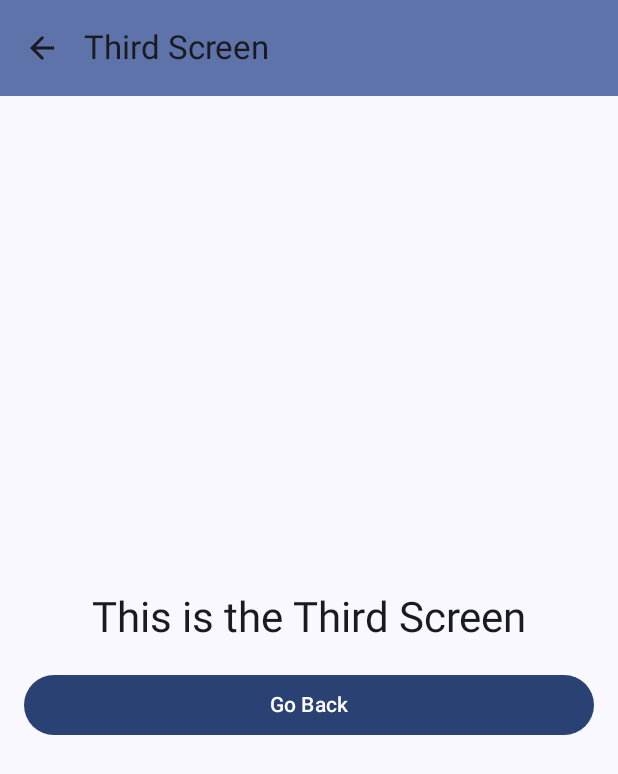
After one commit to WongYongXiang/MovieNavigatorApp, an Android app built with Jetpack Compose: the ThirdScreen screen opened through its navigation route, on a phone screen of 412 x 824 dp. The commit adds this screen. Shown: the top 774 px of the screen. Run offline under Robolectric (Android 15) with nearby library versions, the phone set to English and light mode, and no system bars; pictures from the network do not load.

Commit message:
Added Third Screen and related navigation action -back button

```diff
--- a/app/src/main/java/com/ltu/moviedb/movienavigator/ui/screens/MovieDBDcreen.kt
+++ b/app/src/main/java/com/ltu/moviedb/movienavigator/ui/screens/MovieDBDcreen.kt
@@ -39,7 +39,8 @@ import com.ltu.moviedb.movienavigator.viewmodel.MovieDBViewModel
 
 enum class MovieDBScreen(@StringRes val title: Int){
     List(title = R.string.app_name),
-    Detail(title = R.string.movie_detail)
+    Detail(title = R.string.movie_detail),
+    ThirdScreen(title = R.string.third_screen)
 }
 
 @OptIn(ExperimentalMaterial3Api::class)
@@ -104,9 +105,19 @@ fun MovieDbApp(viewModel: MovieDBViewModel = viewModel(),
             }
             composable(route = MovieDBScreen.Detail.name){
                 uiState.selectedMovie?.let { movie ->
-                    MovieDetailScreen(movie = movie,
-                        modifier = Modifier)
+                    MovieDetailScreen(
+                        movie = movie,
+                        modifier = Modifier,
+                        onNavigateToThirdScreen = {
+                            navController.navigate(MovieDBScreen.ThirdScreen.name)
+                        }
+                    )
                 }
+            }
+            composable(route = MovieDBScreen.ThirdScreen.name){
+                ThirdScreen(
+                        onBack = { navController.popBackStack() }
+                        )
             }
         }
 
--- /dev/null
+++ b/app/src/main/java/com/ltu/moviedb/movienavigator/ui/screens/ThirdScreen.kt
@@ -0,0 +1,45 @@
+package com.ltu.moviedb.movienavigator.ui.screens
+
+import androidx.compose.foundation.layout.Arrangement
+import androidx.compose.foundation.layout.Box
+import androidx.compose.foundation.layout.Column
+import androidx.compose.foundation.layout.Spacer
+import androidx.compose.foundation.layout.fillMaxSize
+import androidx.compose.foundation.layout.fillMaxWidth
+import androidx.compose.foundation.layout.height
+import androidx.compose.foundation.layout.padding
+import androidx.compose.material3.Button
+import androidx.compose.material3.MaterialTheme
+import androidx.compose.material3.Text
+import androidx.compose.runtime.Composable
+import androidx.compose.ui.Alignment
+import androidx.compose.ui.Modifier
+import androidx.compose.ui.unit.dp
+
+@Composable
+fun ThirdScreen(
+    modifier: Modifier = Modifier,
+    onBack: () -> Unit = {}
+) {
+    Column(
+        modifier = modifier
+            .fillMaxSize()
+            .padding(16.dp),
+        horizontalAlignment = Alignment.CenterHorizontally,
+        verticalArrangement = Arrangement.Center
+    ) {
+        Text(
+            text = "This is the Third Screen",
+            style = MaterialTheme.typography.headlineMedium
+        )
+
+        Spacer(modifier = Modifier.height(16.dp))
+
+        Button(
+            onClick = onBack,
+            modifier = Modifier.fillMaxWidth()
+        ) {
+            Text("Go Back")
+        }
+    }
+}
--- a/app/src/main/res/values/strings.xml
+++ b/app/src/main/res/values/strings.xml
@@ -2,4 +2,5 @@
     <string name="app_name">MovieNavigator</string>
     <string name="movie_detail">Movie Details</string>
     <string name="back_button">back</string>
+    <string name="third_screen">Third Screen</string>
 </resources>
```
Also changed, not shown: app/src/main/java/com/ltu/moviedb/movienavigator/ui/screens/MovieDetailScreen.kt (+16 -2 lines), 1 other file.
